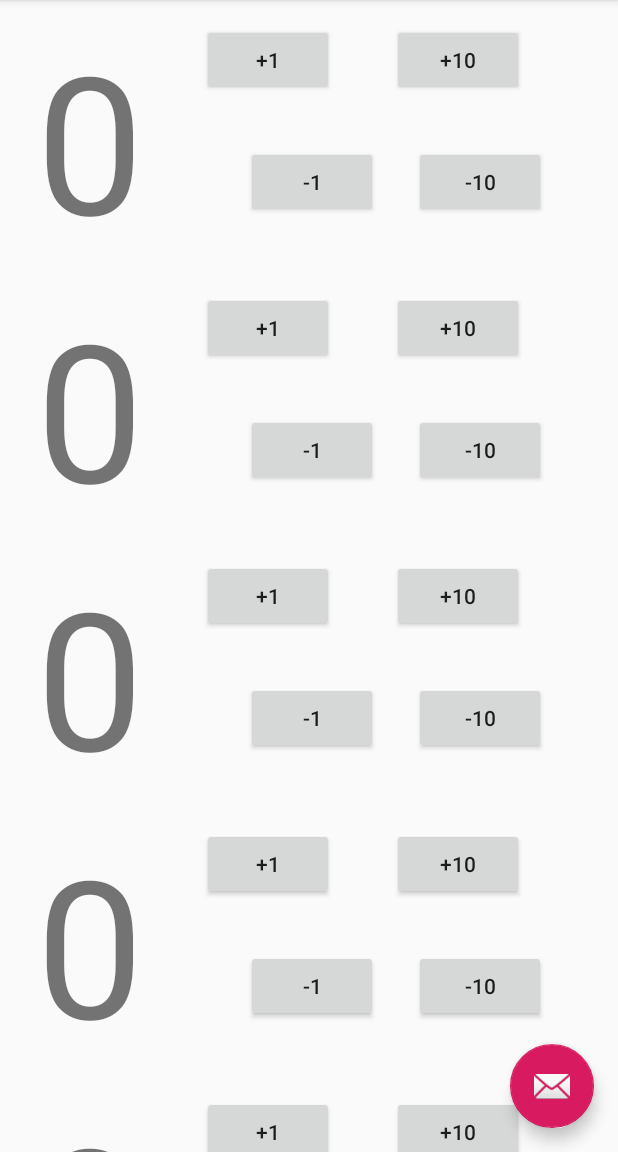
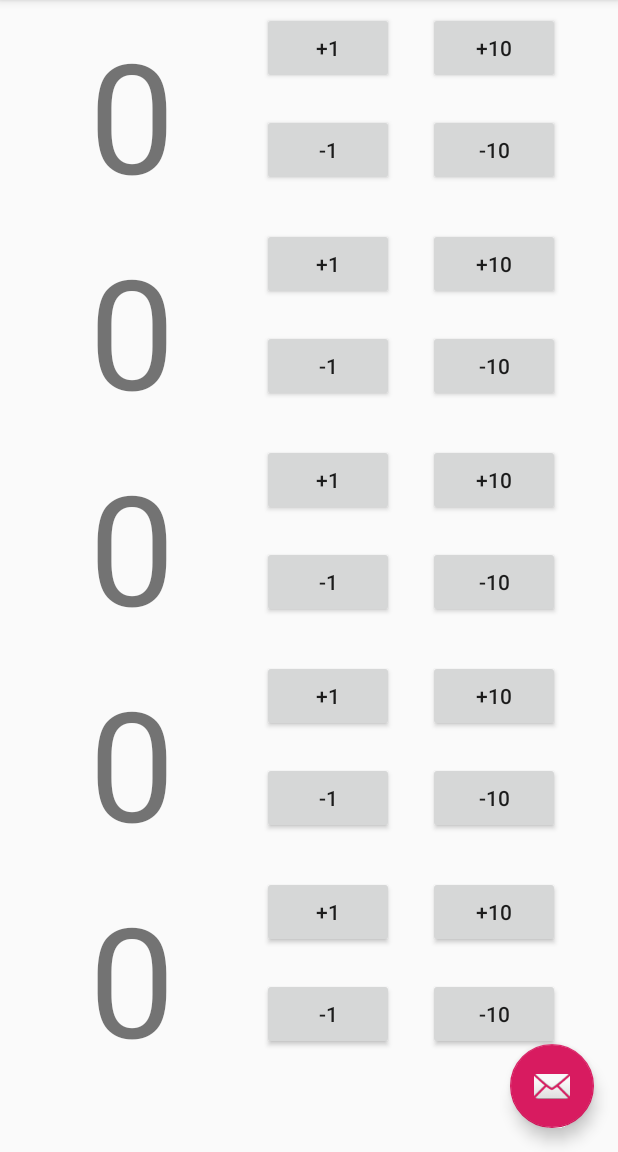
Before and after one commit to sjohnson31/Inscribio, an Android app: the screen it shows after launch (MainActivity), on a phone screen of 412 x 824 dp, the part 84-1236 px from its top. Run offline under Robolectric (Android 15) with nearby library versions, the phone set to English and light mode, and no system bars.

Commit message:
Improve the score screen design a little
Make the score text autosize to always fit
Make the buttons line up

```diff
--- a/app/src/main/res/layout/player_list_content.xml
+++ b/app/src/main/res/layout/player_list_content.xml
@@ -3,19 +3,21 @@
     xmlns:app="http://schemas.android.com/apk/res-auto"
     xmlns:tools="http://schemas.android.com/tools"
     android:layout_width="match_parent"
-    android:layout_height="wrap_content"
+    android:layout_height="144dp"
     app:layout_behavior="@string/appbar_scrolling_view_behavior"
     tools:context=".MainActivity"
     tools:showIn="@layout/player_list">
 
     <TextView
         android:id="@+id/player_score"
-        android:layout_width="wrap_content"
-        android:layout_height="wrap_content"
+        android:layout_width="128dp"
+        android:layout_height="match_parent"
+        android:gravity="center"
         android:layout_marginStart="8dp"
         android:layout_marginTop="8dp"
         android:text="0"
         android:textSize="128sp"
+        app:autoSizeTextType="uniform"
         app:layout_constraintStart_toStartOf="parent"
         app:layout_constraintTop_toTopOf="parent"
         tools:ignore="HardcodedText" />
@@ -25,9 +27,6 @@
         android:id="@+id/add_one_button"
         android:layout_width="wrap_content"
         android:layout_height="wrap_content"
-        android:layout_marginStart="8dp"
-        android:layout_marginTop="8dp"
-        android:layout_marginEnd="8dp"
         android:text="@string/action_add_one"
         app:layout_constraintEnd_toStartOf="@+id/add_ten_button"
         app:layout_constraintHorizontal_bias="0.5"
@@ -38,10 +37,6 @@
         android:id="@+id/subtract_one_button"
         android:layout_width="wrap_content"
         android:layout_height="wrap_content"
-        android:layout_marginStart="52dp"
-        android:layout_marginTop="8dp"
-        android:layout_marginEnd="8dp"
-        android:layout_marginBottom="8dp"
         android:text="@string/action_subtract_one"
         app:layout_constraintBottom_toBottomOf="@+id/player_score"
         app:layout_constraintEnd_toStartOf="@+id/subtract_ten_button"
@@ -53,8 +48,6 @@
         android:id="@+id/add_ten_button"
         android:layout_width="wrap_content"
         android:layout_height="wrap_content"
-        android:layout_marginTop="8dp"
-        android:layout_marginEnd="16dp"
         android:text="@string/action_add_ten"
         app:layout_constraintEnd_toEndOf="parent"
         app:layout_constraintHorizontal_bias="0.5"
@@ -65,9 +58,6 @@
         android:id="@+id/subtract_ten_button"
         android:layout_width="wrap_content"
         android:layout_height="wrap_content"
-        android:layout_marginTop="8dp"
-        android:layout_marginEnd="16dp"
-        android:layout_marginBottom="8dp"
         android:text="@string/action_subtract_ten"
         app:layout_constraintBottom_toBottomOf="@+id/player_score"
         app:layout_constraintEnd_toEndOf="parent"
```
